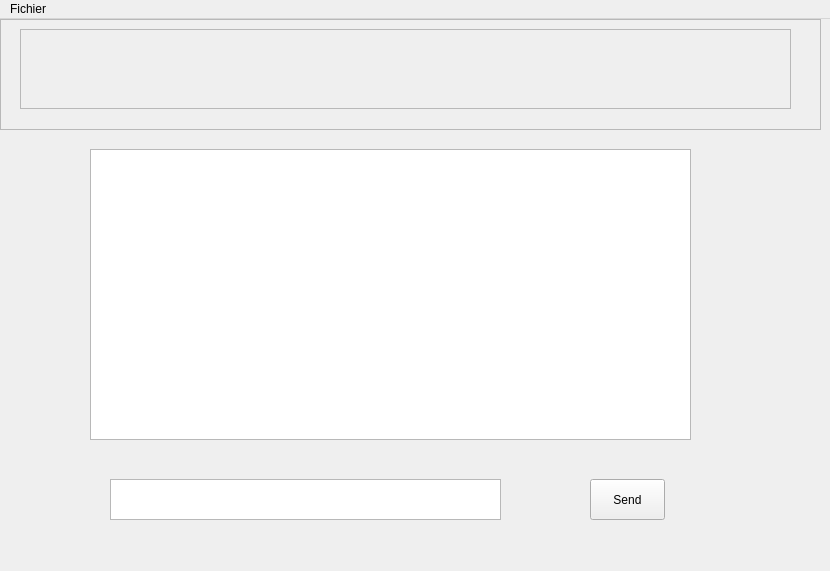
Above: pingchat_core.ui from HoudayerPierre/PingChat before the change. Below: the same form after it.
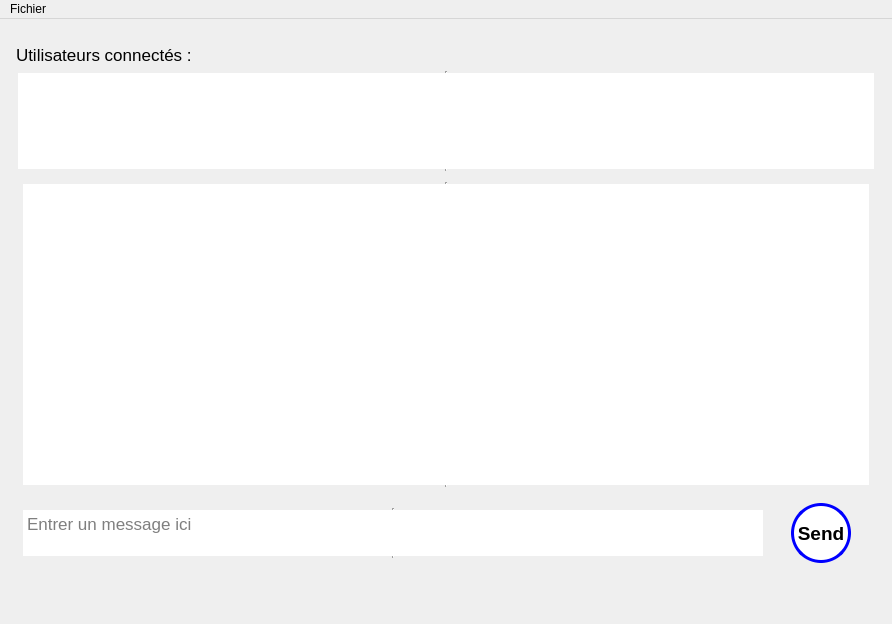
That is the form after the change.

```diff
--- a/pingchat_core.ui
+++ b/pingchat_core.ui
@@ -6,96 +6,295 @@
    <rect>
     <x>0</x>
     <y>0</y>
-    <width>830</width>
-    <height>571</height>
+    <width>892</width>
+    <height>624</height>
    </rect>
   </property>
+  <property name="minimumSize">
+   <size>
+    <width>847</width>
+    <height>624</height>
+   </size>
+  </property>
   <property name="windowTitle">
    <string>PingChat</string>
   </property>
   <widget class="QWidget" name="centralWidget">
-   <widget class="QPushButton" name="B_Send">
-    <property name="geometry">
-     <rect>
-      <x>590</x>
-      <y>460</y>
-      <width>75</width>
-      <height>41</height>
-     </rect>
-    </property>
-    <property name="text">
-     <string>Send</string>
-    </property>
-    <property name="flat">
-     <bool>false</bool>
-    </property>
-   </widget>
-   <widget class="QTextEdit" name="textEdit">
-    <property name="geometry">
-     <rect>
-      <x>110</x>
-      <y>460</y>
-      <width>391</width>
-      <height>41</height>
-     </rect>
-    </property>
-   </widget>
-   <widget class="QListView" name="listView">
-    <property name="geometry">
-     <rect>
-      <x>90</x>
-      <y>130</y>
-      <width>601</width>
-      <height>291</height>
-     </rect>
-    </property>
-   </widget>
-   <widget class="QFrame" name="frame">
-    <property name="geometry">
-     <rect>
-      <x>0</x>
-      <y>0</y>
-      <width>821</width>
-      <height>111</height>
-     </rect>
-    </property>
-    <property name="frameShape">
-     <enum>QFrame::StyledPanel</enum>
-    </property>
-    <property name="frameShadow">
-     <enum>QFrame::Raised</enum>
-    </property>
-    <widget class="QScrollArea" name="scrollArea">
-     <property name="geometry">
-      <rect>
-       <x>20</x>
-       <y>10</y>
-       <width>771</width>
-       <height>80</height>
-      </rect>
-     </property>
-     <property name="widgetResizable">
-      <bool>true</bool>
-     </property>
-     <widget class="QWidget" name="scrollAreaWidgetContents">
-      <property name="geometry">
-       <rect>
-        <x>0</x>
-        <y>0</y>
-        <width>769</width>
-        <height>78</height>
-       </rect>
+   <layout class="QGridLayout" name="gridLayout">
+    <item row="2" column="0" colspan="2">
+     <layout class="QVBoxLayout" name="verticalLayout">
+      <property name="leftMargin">
+       <number>5</number>
       </property>
-     </widget>
-    </widget>
-   </widget>
+      <property name="topMargin">
+       <number>5</number>
+      </property>
+      <property name="rightMargin">
+       <number>5</number>
+      </property>
+      <property name="bottomMargin">
+       <number>5</number>
+      </property>
+      <item>
+       <spacer name="verticalSpacer_3">
+        <property name="orientation">
+         <enum>Qt::Vertical</enum>
+        </property>
+        <property name="sizeType">
+         <enum>QSizePolicy::Ignored</enum>
+        </property>
+        <property name="sizeHint" stdset="0">
+         <size>
+          <width>941</width>
+          <height>10</height>
+         </size>
+        </property>
+       </spacer>
+      </item>
+      <item>
+       <widget class="QLabel" name="user_label">
+        <property name="font">
+         <font>
+          <pointsize>13</pointsize>
+         </font>
+        </property>
+        <property name="text">
+         <string>Utilisateurs connectés :</string>
+        </property>
+       </widget>
+      </item>
+      <item>
+       <widget class="QListWidget" name="list_user_connected">
+        <property name="minimumSize">
+         <size>
+          <width>0</width>
+          <height>100</height>
+         </size>
+        </property>
+        <property name="maximumSize">
+         <size>
+          <width>16777215</width>
+          <height>100</height>
+         </size>
+        </property>
+        <property name="font">
+         <font>
+          <pointsize>10</pointsize>
+         </font>
+        </property>
+        <property name="frameShape">
+         <enum>QFrame::VLine</enum>
+        </property>
+        <property name="editTriggers">
+         <set>QAbstractItemView::NoEditTriggers</set>
+        </property>
+        <property name="flow">
+         <enum>QListView::LeftToRight</enum>
+        </property>
+        <property name="spacing">
+         <number>5</number>
+        </property>
+       </widget>
+      </item>
+      <item>
+       <layout class="QHBoxLayout" name="horizontalLayout_2">
+        <property name="leftMargin">
+         <number>5</number>
+        </property>
+        <property name="topMargin">
+         <number>5</number>
+        </property>
+        <property name="rightMargin">
+         <number>5</number>
+        </property>
+        <property name="bottomMargin">
+         <number>5</number>
+        </property>
+        <item>
+         <widget class="QListView" name="listView">
+          <property name="sizePolicy">
+           <sizepolicy hsizetype="Expanding" vsizetype="Expanding">
+            <horstretch>0</horstretch>
+            <verstretch>0</verstretch>
+           </sizepolicy>
+          </property>
+          <property name="minimumSize">
+           <size>
+            <width>0</width>
+            <height>0</height>
+           </size>
+          </property>
+          <property name="font">
+           <font>
+            <pointsize>10</pointsize>
+           </font>
+          </property>
+          <property name="frameShape">
+           <enum>QFrame::VLine</enum>
+          </property>
+         </widget>
+        </item>
+       </layout>
+      </item>
+      <item>
+       <layout class="QHBoxLayout" name="horizontalLayout">
+        <property name="leftMargin">
+         <number>5</number>
+        </property>
+        <property name="topMargin">
+         <number>5</number>
+        </property>
+        <property name="rightMargin">
+         <number>5</number>
+        </property>
+        <property name="bottomMargin">
+         <number>5</number>
+        </property>
+        <item>
+         <widget class="QPlainTextEdit" name="plainTextEdit">
+          <property name="sizePolicy">
+           <sizepolicy hsizetype="Expanding" vsizetype="Fixed">
+            <horstretch>0</horstretch>
+            <verstretch>0</verstretch>
+           </sizepolicy>
+          </property>
+          <property name="minimumSize">
+           <size>
+            <width>0</width>
+            <height>50</height>
+           </size>
+          </property>
+          <property name="maximumSize">
+           <size>
+            <width>16777215</width>
+            <height>50</height>
+           </size>
+          </property>
+          <property name="font">
+           <font>
+            <pointsize>13</pointsize>
+           </font>
+          </property>
+          <property name="frameShape">
+           <enum>QFrame::VLine</enum>
+          </property>
+          <property name="frameShadow">
+           <enum>QFrame::Sunken</enum>
+          </property>
+          <property name="verticalScrollBarPolicy">
+           <enum>Qt::ScrollBarAlwaysOff</enum>
+          </property>
+          <property name="horizontalScrollBarPolicy">
+           <enum>Qt::ScrollBarAlwaysOff</enum>
+          </property>
+          <property name="placeholderText">
+           <string>Entrer un message ici</string>
+          </property>
+         </widget>
+        </item>
+        <item>
+         <spacer name="horizontalSpacer_3">
+          <property name="orientation">
+           <enum>Qt::Horizontal</enum>
+          </property>
+          <property name="sizeType">
+           <enum>QSizePolicy::Preferred</enum>
+          </property>
+          <property name="sizeHint" stdset="0">
+           <size>
+            <width>20</width>
+            <height>0</height>
+           </size>
+          </property>
+         </spacer>
+        </item>
+        <item>
+         <widget class="QPushButton" name="B_Send">
+          <property name="minimumSize">
+           <size>
+            <width>60</width>
+            <height>60</height>
+           </size>
+          </property>
+          <property name="maximumSize">
+           <size>
+            <width>60</width>
+            <height>60</height>
+           </size>
+          </property>
+          <property name="font">
+           <font>
+            <family>Yu Gothic UI</family>
+            <pointsize>14</pointsize>
+            <weight>75</weight>
+            <bold>true</bold>
+           </font>
+          </property>
+          <property name="styleSheet">
+           <string notr="true">QPushButton{
+border-radius: 30px;
+border: 3px solid blue;
+background-color:white;
+}</string>
+          </property>
+          <property name="text">
+           <string>Send</string>
+          </property>
+          <property name="autoDefault">
+           <bool>false</bool>
+          </property>
+          <property name="default">
+           <bool>true</bool>
+          </property>
+          <property name="flat">
+           <bool>true</bool>
+          </property>
+         </widget>
+        </item>
+        <item>
+         <spacer name="horizontalSpacer_5">
+          <property name="orientation">
+           <enum>Qt::Horizontal</enum>
+          </property>
+          <property name="sizeType">
+           <enum>QSizePolicy::Preferred</enum>
+          </property>
+          <property name="sizeHint" stdset="0">
+           <size>
+            <width>20</width>
+            <height>20</height>
+           </size>
+          </property>
+         </spacer>
+        </item>
+       </layout>
+      </item>
+      <item>
+       <spacer name="verticalSpacer_2">
+        <property name="orientation">
+         <enum>Qt::Vertical</enum>
+        </property>
+        <property name="sizeType">
+         <enum>QSizePolicy::Ignored</enum>
+        </property>
+        <property name="sizeHint" stdset="0">
+         <size>
+          <width>20</width>
+          <height>40</height>
+         </size>
+        </property>
+       </spacer>
+      </item>
+     </layout>
+    </item>
+   </layout>
   </widget>
   <widget class="QMenuBar" name="menuBar">
    <property name="geometry">
     <rect>
      <x>0</x>
      <y>0</y>
-     <width>830</width>
+     <width>892</width>
      <height>21</height>
     </rect>
    </property>
```
Left out of the diff: 7 changed lines with no effect on the pictures.
